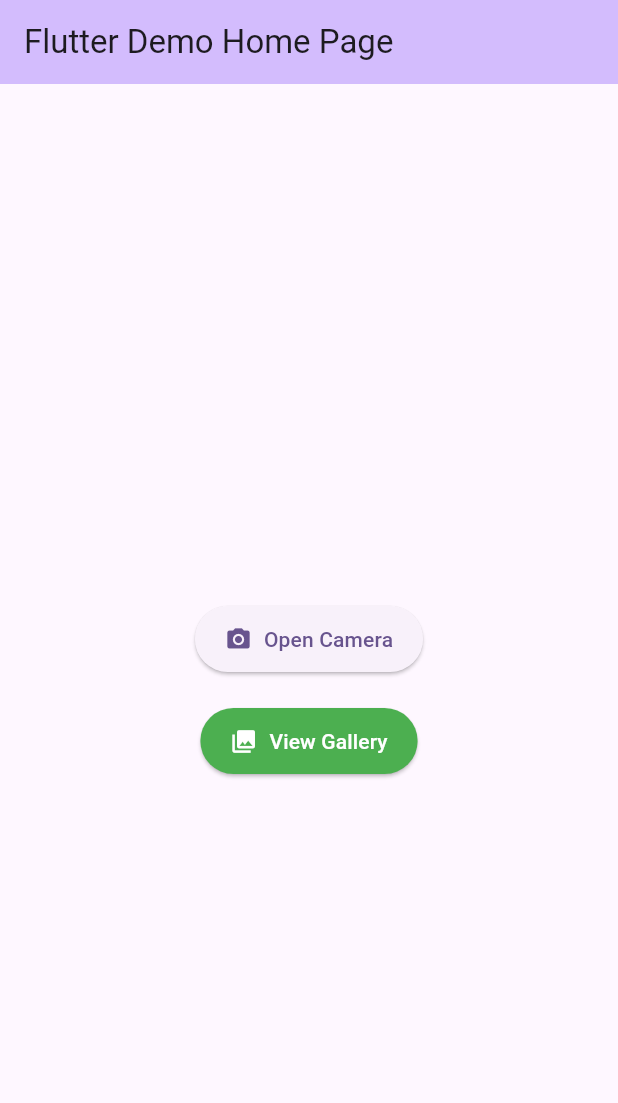
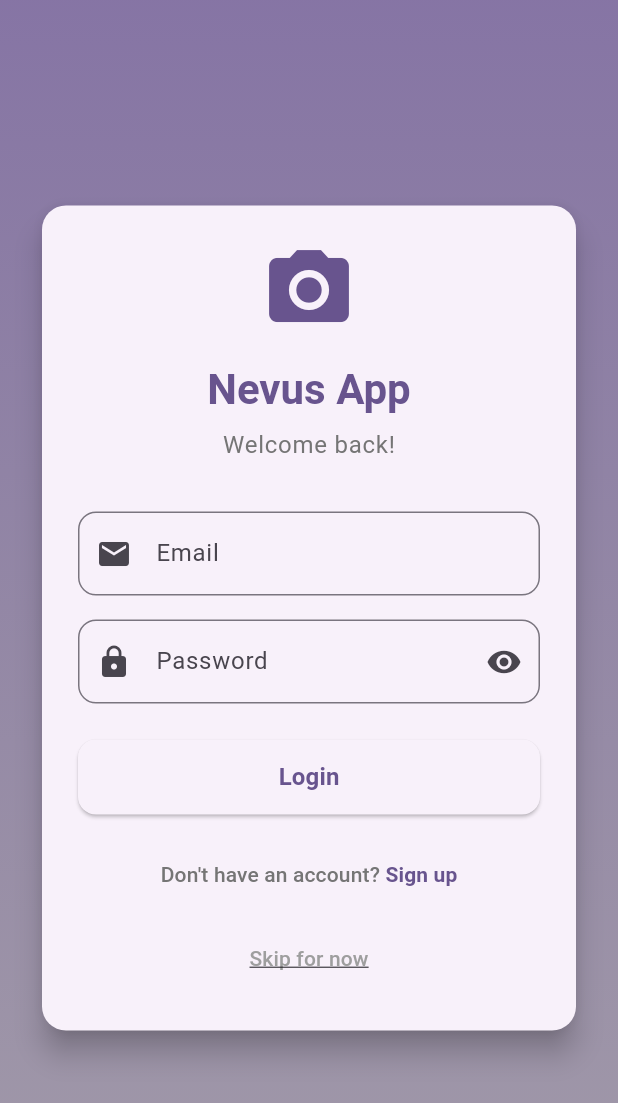
Before and after one commit to margherita-c/nevus_app, a Flutter app: the screen it shows after launch, on a phone screen of 412 x 824 dp. Shown: the top 1103 px of the screen. Run offline on Flutter 3.47's test engine with Material 3 defaults, Android fonts, the phone set to English and light mode, and no system bars; our stand-ins replace camera.

Commit message:
commit auth_screen

```diff
--- a/lib/main.dart
+++ b/lib/main.dart
@@ -1,5 +1,5 @@
 import 'package:flutter/material.dart';
-import 'screens/home_page.dart';
+import 'screens/auth_screen.dart';
 
 void main() {
   runApp(const MyApp());
@@ -15,7 +15,8 @@ class MyApp extends StatelessWidget {
       theme: ThemeData(
         colorScheme: ColorScheme.fromSeed(seedColor: Colors.deepPurple),
       ),
-      home: const MyHomePage(title: 'Flutter Demo Home Page'),
+      home: const AuthScreen(),
+      debugShowCheckedModeBanner: false,
     );
   }
 }
--- /dev/null
+++ b/lib/screens/auth_screen.dart
@@ -0,0 +1,327 @@
+import 'package:flutter/material.dart';
+import 'home_page.dart';
+
+class AuthScreen extends StatefulWidget {
+  const AuthScreen({super.key});
+
+  @override
+  AuthScreenState createState() => AuthScreenState();
+}
+
+class AuthScreenState extends State<AuthScreen> {
+  bool _isLogin = true;
+  bool _isLoading = false;
+  bool _obscurePassword = true;
+  bool _obscureConfirmPassword = true;
+
+  final _formKey = GlobalKey<FormState>();
+  final _emailController = TextEditingController();
+  final _passwordController = TextEditingController();
+  final _confirmPasswordController = TextEditingController();
+  final _nameController = TextEditingController();
+
+  @override
+  void dispose() {
+    _emailController.dispose();
+    _passwordController.dispose();
+    _confirmPasswordController.dispose();
+    _nameController.dispose();
+    super.dispose();
+  }
+
+  void _toggleMode() {
+    setState(() {
+      _isLogin = !_isLogin;
+    });
+  }
+
+  Future<void> _submitForm() async {
+    if (!_formKey.currentState!.validate()) {
+      return;
+    }
+
+    setState(() {
+      _isLoading = true;
+    });
+
+    // Simulate network delay
+    await Future.delayed(const Duration(seconds: 2));
+
+    // TODO: Implement actual authentication logic here
+    // For now, we'll just navigate to the home page
+
+    if (mounted) {
+      setState(() {
+        _isLoading = false;
+      });
+
+      // Navigate to home page
+      Navigator.of(context).pushReplacement(
+        MaterialPageRoute(
+          builder: (context) => const MyHomePage(title: 'Nevus App'),
+        ),
+      );
+
+      // Show success message
+      ScaffoldMessenger.of(context).showSnackBar(
+        SnackBar(
+          content: Text(_isLogin ? 'Login successful!' : 'Account created successfully!'),
+          backgroundColor: Colors.green,
+        ),
+      );
+    }
+  }
+
+  String? _validateEmail(String? value) {
+    if (value == null || value.isEmpty) {
+      return 'Please enter your email';
+    }
+    if (!RegExp(r'^[\w-\.]+@([\w-]+\.)+[\w-]{2,4}$').hasMatch(value)) {
+      return 'Please enter a valid email';
+    }
+    return null;
+  }
+
+  String? _validatePassword(String? value) {
+    if (value == null || value.isEmpty) {
+      return 'Please enter your password';
+    }
+    if (value.length < 6) {
+      return 'Password must be at least 6 characters';
+    }
+    return null;
+  }
+
+  String? _validateConfirmPassword(String? value) {
+    if (!_isLogin) {
+      if (value == null || value.isEmpty) {
+        return 'Please confirm your password';
+      }
+      if (value != _passwordController.text) {
+        return 'Passwords do not match';
+      }
+    }
+    return null;
+  }
+
+  String? _validateName(String? value) {
+    if (!_isLogin) {
+      if (value == null || value.isEmpty) {
+        return 'Please enter your name';
+      }
+      if (value.length < 2) {
+        return 'Name must be at least 2 characters';
+      }
+    }
+    return null;
+  }
+
+  @override
+  Widget build(BuildContext context) {
+    return Scaffold(
+      body: Container(
+        decoration: BoxDecoration(
+          gradient: LinearGradient(
+            begin: Alignment.topCenter,
+            end: Alignment.bottomCenter,
+            colors: [
+              Theme.of(context).colorScheme.primary.withValues(alpha: 0.8),
+              Theme.of(context).colorScheme.secondary.withValues(alpha: 0.6),
+            ],
+          ),
+        ),
+        child: SafeArea(
+          child: Center(
+            child: SingleChildScrollView(
+              padding: const EdgeInsets.all(24.0),
+              child: Card(
+                elevation: 8,
+                shape: RoundedRectangleBorder(
+                  borderRadius: BorderRadius.circular(16),
+                ),
+                child: Padding(
+                  padding: const EdgeInsets.all(24.0),
+                  child: Form(
+                    key: _formKey,
+                    child: Column(
+                      mainAxisSize: MainAxisSize.min,
+                      children: [
+                        // App Logo/Title
+                        Icon(
+                          Icons.camera_alt,
+                          size: 64,
+                          color: Theme.of(context).colorScheme.primary,
+                        ),
+                        const SizedBox(height: 16),
+                        Text(
+                          'Nevus App',
+                          style: Theme.of(context).textTheme.headlineMedium?.copyWith(
+                            fontWeight: FontWeight.bold,
+                            color: Theme.of(context).colorScheme.primary,
+                          ),
+                        ),
+                        const SizedBox(height: 8),
+                        Text(
+                          _isLogin ? 'Welcome back!' : 'Create your account',
+                          style: Theme.of(context).textTheme.bodyLarge?.copyWith(
+                            color: Colors.grey[600],
+                          ),
+                        ),
+                        const SizedBox(height: 32),
+
+                        // Name field (only for signup)
+                        if (!_isLogin) ...[
+                          TextFormField(
+                            controller: _nameController,
+                            decoration: InputDecoration(
+                              labelText: 'Full Name',
+                              prefixIcon: const Icon(Icons.person),
+                              border: OutlineInputBorder(
+                                borderRadius: BorderRadius.circular(12),
+                              ),
+                            ),
+                            validator: _validateName,
+                            textInputAction: TextInputAction.next,
+                          ),
+                          const SizedBox(height: 16),
+                        ],
+
+                        // Email field
+                        TextFormField(
+                          controller: _emailController,
+                          decoration: InputDecoration(
+                            labelText: 'Email',
+                            prefixIcon: const Icon(Icons.email),
+                            border: OutlineInputBorder(
+                              borderRadius: BorderRadius.circular(12),
+                            ),
+                          ),
+                          keyboardType: TextInputType.emailAddress,
+                          validator: _validateEmail,
+                          textInputAction: TextInputAction.next,
+                        ),
+                        const SizedBox(height: 16),
+
+                        // Password field
+                        TextFormField(
+                          controller: _passwordController,
+                          decoration: InputDecoration(
+                            labelText: 'Password',
+                            prefixIcon: const Icon(Icons.lock),
+                            suffixIcon: IconButton(
+                              icon: Icon(_obscurePassword ? Icons.visibility : Icons.visibility_off),
+                              onPressed: () {
+                                setState(() {
+                                  _obscurePassword = !_obscurePassword;
+                                });
+                              },
+                            ),
+                            border: OutlineInputBorder(
+                              borderRadius: BorderRadius.circular(12),
+                            ),
+                          ),
+                          obscureText: _obscurePassword,
+                          validator: _validatePassword,
+                          textInputAction: _isLogin ? TextInputAction.done : TextInputAction.next,
+                        ),
+
+                        // Confirm password field (only for signup)
+                        if (!_isLogin) ...[
+                          const SizedBox(height: 16),
+                          TextFormField(
+                            controller: _confirmPasswordController,
+                            decoration: InputDecoration(
+                              labelText: 'Confirm Password',
+                              prefixIcon: const Icon(Icons.lock_outline),
+                              suffixIcon: IconButton(
+                                icon: Icon(_obscureConfirmPassword ? Icons.visibility : Icons.visibility_off),
+                                onPressed: () {
+                                  setState(() {
+                                    _obscureConfirmPassword = !_obscureConfirmPassword;
+                                  });
+                                },
+                              ),
+                              border: OutlineInputBorder(
+                                borderRadius: BorderRadius.circular(12),
+                              ),
+                            ),
+                            obscureText: _obscureConfirmPassword,
+                            validator: _validateConfirmPassword,
+                            textInputAction: TextInputAction.done,
+                          ),
+                        ],
+
+                        const SizedBox(height: 24),
+
+                        // Submit button
+                        SizedBox(
+                          width: double.infinity,
+                          height: 50,
+                          child: ElevatedButton(
+                            onPressed: _isLoading ? null : _submitForm,
+                            style: ElevatedButton.styleFrom(
+                              shape: RoundedRectangleBorder(
+                                borderRadius: BorderRadius.circular(12),
+                              ),
+                            ),
+                            child: _isLoading
+                                ? const CircularProgressIndicator(color: Colors.white)
+                                : Text(
+                                    _isLogin ? 'Login' : 'Create Account',
+                                    style: const TextStyle(fontSize: 16, fontWeight: FontWeight.bold),
+                                  ),
+                          ),
+                        ),
+
+                        const SizedBox(height: 16),
+
+                        // Toggle between login and signup
+                        TextButton(
+                          onPressed: _toggleMode,
+                          child: Text.rich(
+                            TextSpan(
+                              text: _isLogin ? "Don't have an account? " : "Already have an account? ",
+                              style: TextStyle(color: Colors.grey[600]),
+                              children: [
+                                TextSpan(
+                                  text: _isLogin ? 'Sign up' : 'Login',
+                                  style: TextStyle(
+                                    color: Theme.of(context).colorScheme.primary,
+                                    fontWeight: FontWeight.bold,
+                                  ),
+                                ),
+                              ],
+                            ),
+                          ),
+                        ),
+
+                        // Demo login button (for testing)
+                        const SizedBox(height: 8),
+                        TextButton(
+                          onPressed: () {
+                            Navigator.of(context).pushReplacement(
+                              MaterialPageRoute(
+                                builder: (context) => const MyHomePage(title: 'Nevus App'),
+                              ),
+                            );
+                          },
+                          child: Text(
+                            'Skip for now',
+                            style: TextStyle(
+                              color: Colors.grey[500],
+                              decoration: TextDecoration.underline,
+                            ),
+                          ),
+                        ),
+                      ],
+                    ),
+                  ),
+                ),
+              ),
+            ),
+          ),
+        ),
+      ),
+    );
+  }
+}
```
Also changed, not shown: lib/screens/home_page.dart (+29 -1 lines).
